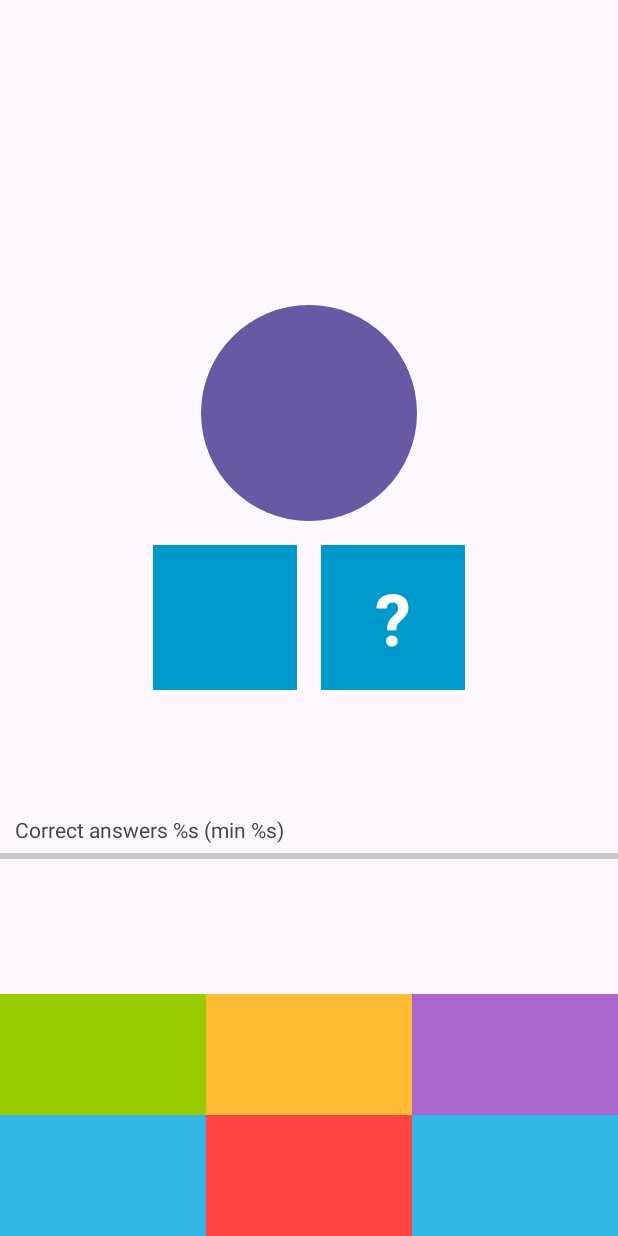
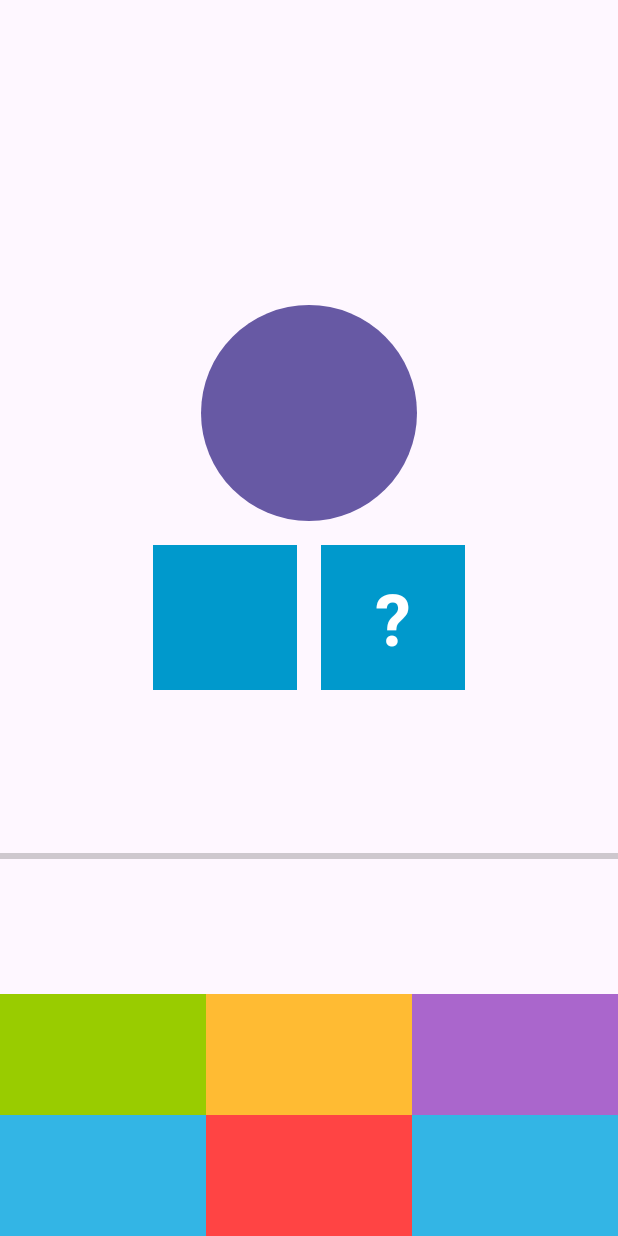
Before and after one commit to TDB-star/Game, an Android app: the fragment GameFragment placed in its activity, on a phone screen of 412 x 824 dp. Run offline under Robolectric (Android 15) with nearby library versions, the phone set to English and light mode, and no system bars; our stand-ins replace data binding; 4 statements that could not run were skipped.

Commit message:
added data binding on game fragment

```diff
--- a/app/src/main/res/layout/fragment_game.xml
+++ b/app/src/main/res/layout/fragment_game.xml
@@ -1,5 +1,10 @@
 <?xml version="1.0" encoding="utf-8"?>
 <layout>
+    <data>
+        <variable
+            name="viewModel"
+            type="com.example.game.presentation.GameViewModel" />
+    </data>
 <androidx.constraintlayout.widget.ConstraintLayout xmlns:android="http://schemas.android.com/apk/res/android"
     xmlns:app="http://schemas.android.com/apk/res-auto"
     xmlns:tools="http://schemas.android.com/tools"
@@ -15,6 +20,7 @@
         android:layout_height="wrap_content"
         android:layout_margin="8dp"
         android:textSize="24sp"
+        android:text="@{viewModel.formattedTime}"
         app:layout_constraintEnd_toEndOf="parent"
         app:layout_constraintStart_toStartOf="parent"
         app:layout_constraintTop_toTopOf="parent"
@@ -27,6 +33,7 @@
         android:layout_height="144dp"
         android:background="@drawable/circle_background"
         app:layout_constraintBottom_toTopOf="@+id/textView_left_number"
+        app:numberAsText="@{viewModel.question.sum}"
         app:layout_constraintEnd_toEndOf="parent"
         app:layout_constraintStart_toStartOf="parent"
         app:layout_constraintTop_toTopOf="parent"
@@ -39,6 +46,7 @@
         android:layout_width="96dp"
         android:layout_height="wrap_content"
         android:background="@android:color/holo_blue_dark"
+        app:numberAsText="@{viewModel.question.visibleNumber}"
         app:layout_constraintBottom_toTopOf="@+id/textView_option_1"
         app:layout_constraintEnd_toStartOf="@+id/textView_question"
         app:layout_constraintHorizontal_chainStyle="packed"
@@ -64,6 +72,8 @@
         android:layout_width="0dp"
         android:layout_height="wrap_content"
         android:background="@android:color/holo_green_light"
+        android:text="@{viewModel.question.options.get(0).toString()}"
+        app:onOptionClickListener="@{(option) -> viewModel.chooseAnswer(option)}"
         app:layout_constraintBottom_toTopOf="@id/textView_option_4"
         app:layout_constraintEnd_toStartOf="@+id/textView_option_2"
         app:layout_constraintHorizontal_chainStyle="spread"
@@ -76,6 +86,8 @@
         android:layout_width="0dp"
         android:layout_height="wrap_content"
         android:background="@android:color/holo_orange_light"
+        android:text="@{viewModel.question.options.get(1).toString()}"
+        app:onOptionClickListener="@{(option) -> viewModel.chooseAnswer(option)}"
         app:layout_constraintBottom_toTopOf="@+id/textView_option_5"
         app:layout_constraintEnd_toStartOf="@+id/textView_option_3"
         app:layout_constraintStart_toEndOf="@+id/textView_option_1"
@@ -87,6 +99,8 @@
         android:layout_width="0dp"
         android:layout_height="wrap_content"
         android:background="@android:color/holo_purple"
+        android:text="@{viewModel.question.options.get(2).toString()}"
+        app:onOptionClickListener="@{(option) -> viewModel.chooseAnswer(option)}"
         app:layout_constraintBottom_toTopOf="@id/textView_option_4"
         app:layout_constraintEnd_toEndOf="parent"
         app:layout_constraintStart_toEndOf="@+id/textView_option_2"
@@ -98,6 +112,8 @@
         android:layout_width="0dp"
         android:layout_height="wrap_content"
         android:background="@android:color/holo_blue_light"
+        android:text="@{viewModel.question.options.get(3).toString()}"
+        app:onOptionClickListener="@{(option) -> viewModel.chooseAnswer(option)}"
         app:layout_constraintBottom_toBottomOf="parent"
         app:layout_constraintEnd_toStartOf="@+id/textView_option_5"
         app:layout_constraintHorizontal_chainStyle="spread"
@@ -110,6 +126,8 @@
         android:layout_width="0dp"
         android:layout_height="wrap_content"
         android:background="@android:color/holo_red_light"
+        android:text="@{viewModel.question.options.get(4).toString()}"
+        app:onOptionClickListener="@{(option) -> viewModel.chooseAnswer(option)}"
         app:layout_constraintBottom_toBottomOf="parent"
         app:layout_constraintEnd_toStartOf="@+id/textView_option_6"
         app:layout_constraintStart_toEndOf="@+id/textView_option_4"
@@ -121,6 +139,8 @@
         android:layout_width="0dp"
         android:layout_height="wrap_content"
         android:background="@android:color/holo_blue_light"
+        android:text="@{viewModel.question.options.get(5).toString()}"
+        app:onOptionClickListener="@{(option) -> viewModel.chooseAnswer(option)}"
         app:layout_constraintBottom_toBottomOf="parent"
         app:layout_constraintEnd_toEndOf="parent"
         app:layout_constraintStart_toEndOf="@+id/textView_option_5"
@@ -130,8 +150,9 @@
         android:id="@+id/textView_progress"
         android:layout_width="match_parent"
         android:layout_height="wrap_content"
-        android:text="@string/perc_of_the_right_answers"
+        android:text="@{viewModel.progressAnswers}"
         android:layout_marginStart="10dp"
+        app:enoughCount="@{viewModel.enoughCount}"
         app:layout_constraintEnd_toEndOf="parent"
         app:layout_constraintStart_toStartOf="parent"
         app:layout_constraintTop_toBottomOf="@+id/textView_left_number"
@@ -144,6 +165,9 @@
         android:layout_width="match_parent"
         android:layout_height="wrap_content"
         android:progressBackgroundTint="@color/cardview_dark_background"
+        android:progress="@{viewModel.percentOfRightAnswers}"
+        android:secondaryProgress="@{viewModel.minPercent}"
+        app:enoughPerc="@{viewModel.enoughPercent}"
         app:layout_constraintBottom_toTopOf="@+id/textView_option_2"
         app:layout_constraintEnd_toEndOf="parent"
         app:layout_constraintStart_toStartOf="parent"
```
Also changed, not shown: app/src/main/java/com/example/game/presentation/BindingAdapters.kt (+40 -0 lines), app/src/main/java/com/example/game/presentation/GameFragment.kt (+2 -42 lines).
